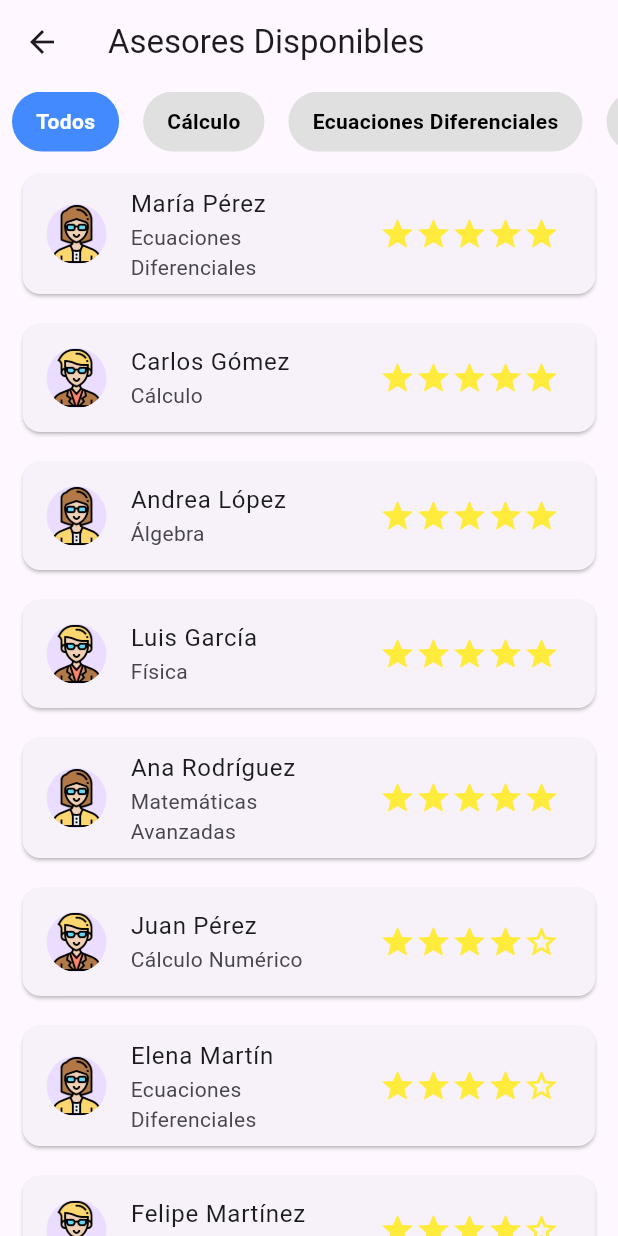
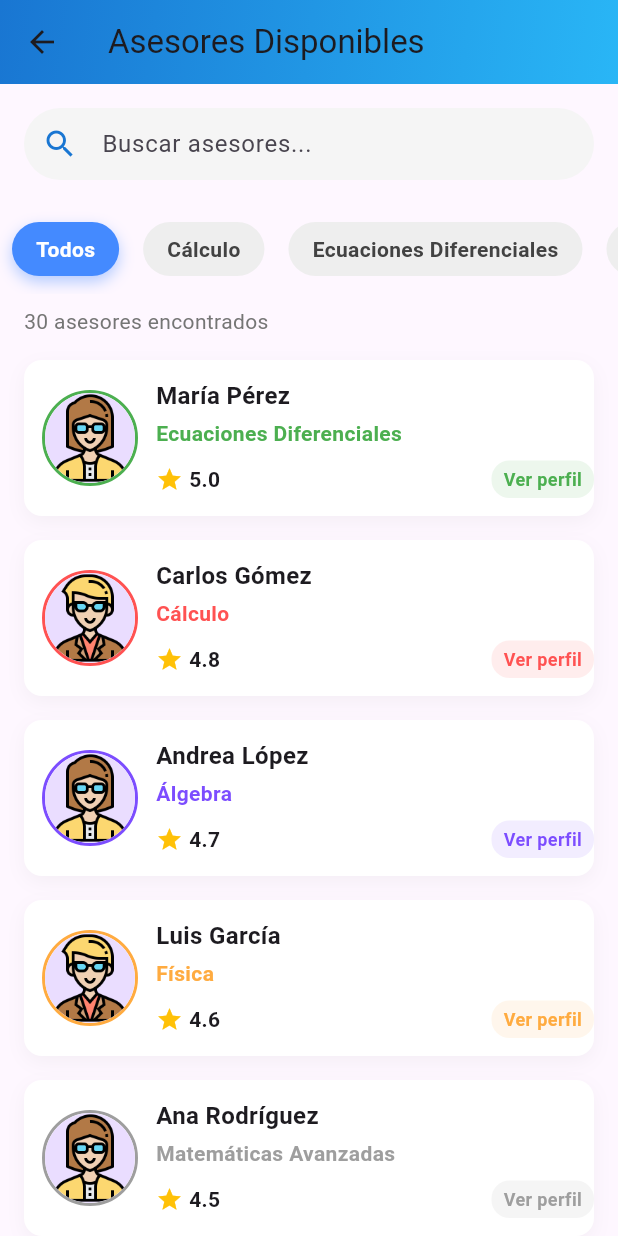
Before and after one commit to morj512/tutor-tree, a Flutter app: the AsesoresScreen screen opened directly, on a phone screen of 412 x 824 dp. Run offline on Flutter 3.47's test engine with Material 3 defaults, Android fonts, the phone set to English and light mode, and no system bars; our stand-ins replace audioplayers, font_awesome_flutter, shared_preferences; accounts and stored records are empty.

Commit message:
asesores actualizado

```diff
--- a/lib/screens/asesores_screen.dart
+++ b/lib/screens/asesores_screen.dart
@@ -1,6 +1,6 @@
 import 'package:flutter/material.dart';
 import 'package:tutor_tree/models/tutor.dart';
-import 'package:tutor_tree/screens/asesor_detail_screen.dart'; // Asegúrate de importar tu pantalla
+import 'package:tutor_tree/screens/asesor_detail_screen.dart';
 
 class AsesoresScreen extends StatefulWidget {
   @override
@@ -8,9 +8,8 @@ class AsesoresScreen extends StatefulWidget {
 }
 
 class _AsesoresScreenState extends State<AsesoresScreen> {
-  // Lista de tutores con sus materias y calificaciones
   final List<Tutor> todosLosTutores = [
-    // Tutores con calificación más alta
+    // ... (tu lista actual de tutores)
         Tutor(
     nombre: 'María Pérez',
     calificacion: 5.0,
@@ -224,7 +223,6 @@ class _AsesoresScreenState extends State<AsesoresScreen> {
   ),
   ];
 
-  // Filtros de categorías de materias
   final List<String> categorias = [
     'Todos',
     'Cálculo',
@@ -244,61 +242,109 @@ final Map<String, Color> categoriaColores = {
     'Química': Colors.teal,
     'Estadística': Colors.blueAccent,
     'Programación': Colors.indigo,
-  'Otro': Colors.grey,
   };
 
-
   String filtroSeleccionado = 'Todos';
+  String busqueda = '';
 
   List<Tutor> get tutoresFiltrados {
-    if (filtroSeleccionado == 'Todos') {
-      return todosLosTutores;
-    } else {
-      return todosLosTutores
-          .where((tutor) => tutor.especialidad == filtroSeleccionado)
-          .toList();
+    List<Tutor> filtrados = todosLosTutores;
+
+    if (filtroSeleccionado != 'Todos') {
+      filtrados = filtrados.where((tutor) => tutor.especialidad == filtroSeleccionado).toList();
     }
+
+    if (busqueda.isNotEmpty) {
+      filtrados = filtrados.where((tutor) =>
+          tutor.nombre.toLowerCase().contains(busqueda.toLowerCase()) ||
+          tutor.especialidad.toLowerCase().contains(busqueda.toLowerCase()) ||
+          tutor.descripcion.toLowerCase().contains(busqueda.toLowerCase())).toList();
+    }
+
+    return filtrados;
   }
 
   @override
   Widget build(BuildContext context) {
     return Scaffold(
-      appBar: AppBar(title: Text('Asesores Disponibles')),
+      appBar: AppBar(
+        title: Text('Asesores Disponibles'),
+        elevation: 0,
+        flexibleSpace: Container(
+          decoration: BoxDecoration(
+            gradient: LinearGradient(
+              colors: [Colors.blue.shade700, Colors.lightBlue.shade400],
+              begin: Alignment.topLeft,
+              end: Alignment.bottomRight,
+            ),
+          ),
+        ),
+      ),
       body: Column(
         children: [
-          // Filtro como barra horizontal debajo del AppBar
+          Padding(
+            padding: const EdgeInsets.all(16.0),
+            child: TextField(
+              decoration: InputDecoration(
+                hintText: 'Buscar asesores...',
+                prefixIcon: Icon(Icons.search, color: Colors.blue.shade700),
+                filled: true,
+                fillColor: Colors.grey.shade100,
+                border: OutlineInputBorder(
+                  borderRadius: BorderRadius.circular(30),
+                  borderSide: BorderSide.none,
+                ),
+                contentPadding: EdgeInsets.symmetric(vertical: 0, horizontal: 20),
+              ),
+              onChanged: (value) {
+                setState(() {
+                  busqueda = value;
+                });
+              },
+            ),
+          ),
+
           Container(
-            height: 50,
-            padding: const EdgeInsets.symmetric(vertical: 5),
+            height: 60,
             child: ListView.builder(
               scrollDirection: Axis.horizontal,
               itemCount: categorias.length,
               itemBuilder: (context, index) {
                 final categoria = categorias[index];
+                final isSelected = filtroSeleccionado == categoria;
+
                 return GestureDetector(
                   onTap: () {
                     setState(() {
                       filtroSeleccionado = categoria;
                     });
                   },
-                  child: Container(
+                  child: AnimatedContainer(
+                    duration: Duration(milliseconds: 300),
+                    curve: Curves.easeInOut,
                     padding: EdgeInsets.symmetric(horizontal: 16, vertical: 8),
-                    margin: EdgeInsets.symmetric(horizontal: 8),
+                    margin: EdgeInsets.symmetric(horizontal: 8, vertical: 12),
                     decoration: BoxDecoration(
-                      color: filtroSeleccionado == categoria
+                      color: isSelected
                           ? categoriaColores[categoria] ?? Colors.blueAccent
-                      : Colors.grey[300],
-
+                          : Colors.grey.shade200,
                       borderRadius: BorderRadius.circular(20),
+                      boxShadow: isSelected
+                          ? [
+                              BoxShadow(
+                                color: (categoriaColores[categoria] ?? Colors.blueAccent).withOpacity(0.4),
+                                blurRadius: 8,
+                                offset: Offset(0, 4),
+                              ),
+                            ]
+                          : null,
                     ),
                     child: Center(
                       child: Text(
                         categoria,
                         style: TextStyle(
-                          fontWeight: FontWeight.bold,
-                          color: filtroSeleccionado == categoria
-                              ? Colors.white
-                              : Colors.black,
+                          fontWeight: FontWeight.w600,
+                          color: isSelected ? Colors.white : Colors.grey.shade800,
                         ),
                       ),
                     ),
@@ -308,40 +354,131 @@ final Map<String, Color> categoriaColores = {
             ),
           ),
 
-          // Lista de tutores
+          Padding(
+            padding: const EdgeInsets.symmetric(horizontal: 16.0, vertical: 8.0),
+            child: Row(
+              children: [
+                Text(
+                  '${tutoresFiltrados.length} asesores encontrados',
+                  style: TextStyle(
+                    color: Colors.grey.shade600,
+                    fontSize: 14,
+                  ),
+                ),
+              ],
+            ),
+          ),
+
           Expanded(
             child: ListView.builder(
+              padding: EdgeInsets.only(bottom: 16),
               itemCount: tutoresFiltrados.length,
               itemBuilder: (context, index) {
                 final tutor = tutoresFiltrados[index];
-                return Card(
-                  margin: EdgeInsets.symmetric(vertical: 10, horizontal: 15),
-                  child: ListTile(
-                    leading: CircleAvatar(
-                      backgroundImage: AssetImage(tutor.imagen),
-                    ),
-                    title: Text(tutor.nombre),
-                    subtitle: Text(tutor.especialidad),
-                    trailing: Row(
-                      mainAxisSize: MainAxisSize.min,
-                      children: List.generate(5, (i) {
-                        return Icon(
-                          i < tutor.calificacion.round()
-                              ? Icons.star
-                              : Icons.star_border,
-                          color: Colors.yellow,
-                        );
-                      }),
-                    ),
+                final categoriaColor = categoriaColores.entries.firstWhere(
+                  (entry) => tutor.especialidad.contains(entry.key),
+                  orElse: () => MapEntry('Otro', Colors.grey)).value;
+
+                return InkWell(
                   onTap: () {
                     Navigator.push(
                       context,
                       MaterialPageRoute(
-                          builder: (context) =>
-                              AsesorDetailScreen(tutor: tutor),
+                        builder: (context) => AsesorDetailScreen(tutor: tutor),
                       ),
                     );
                   },
+                  borderRadius: BorderRadius.circular(12),
+                  child: AnimatedContainer(
+                    duration: Duration(milliseconds: 200),
+                    margin: EdgeInsets.symmetric(horizontal: 16, vertical: 8),
+                    decoration: BoxDecoration(
+                      color: Colors.white,
+                      borderRadius: BorderRadius.circular(12),
+                      boxShadow: [
+                        BoxShadow(
+                          color: Colors.grey.withOpacity(0.1),
+                          blurRadius: 10,
+                          offset: Offset(0, 4),
+                        ),
+                      ],
+                    ),
+                    child: Row(
+                      children: [
+                        Container(
+                          margin: EdgeInsets.all(12),
+                          decoration: BoxDecoration(
+                            shape: BoxShape.circle,
+                            border: Border.all(
+                              color: categoriaColor,
+                              width: 2,
+                            ),
+                          ),
+                          child: CircleAvatar(
+                            radius: 30,
+                            backgroundImage: AssetImage(tutor.imagen),
+                          ),
+                        ),
+
+                        Expanded(
+                          child: Padding(
+                            padding: EdgeInsets.symmetric(vertical: 12),
+                            child: Column(
+                              crossAxisAlignment: CrossAxisAlignment.start,
+                              children: [
+                                Text(
+                                  tutor.nombre,
+                                  style: TextStyle(
+                                    fontWeight: FontWeight.bold,
+                                    fontSize: 16,
+                                  ),
+                                ),
+                                SizedBox(height: 4),
+                                Text(
+                                  tutor.especialidad,
+                                  style: TextStyle(
+                                    color: categoriaColor,
+                                    fontWeight: FontWeight.w600,
+                                  ),
+                                ),
+                                SizedBox(height: 8),
+                                Row(
+                                  children: [
+                                    Icon(Icons.star,
+                                      color: Colors.amber,
+                                      size: 18),
+                                    SizedBox(width: 4),
+                                    Text(
+                                      tutor.calificacion.toStringAsFixed(1),
+                                      style: TextStyle(
+                                        fontWeight: FontWeight.bold,
+                                      ),
+                                    ),
+                                    Spacer(),
+                                    Container(
+                                      padding: EdgeInsets.symmetric(
+                                        horizontal: 8, vertical: 4),
+                                      decoration: BoxDecoration(
+                                        color: categoriaColor.withOpacity(0.1),
+                                        borderRadius: BorderRadius.circular(12),
+                                      ),
+                                      child: Text(
+                                        'Ver perfil',
+                                        style: TextStyle(
+                                          color: categoriaColor,
+                                          fontSize: 12,
+                                          fontWeight: FontWeight.w600,
+                                        ),
+                                      ),
+                                    ),
+                                  ],
+                                ),
+                              ],
+                            ),
+                          ),
+                        ),
+                      ],
+                    ),
                   ),
                 );
               },
```
Also changed, not shown: lib/models/user.dart (deleted). Lines whose indentation alone changed are shown as unchanged.
